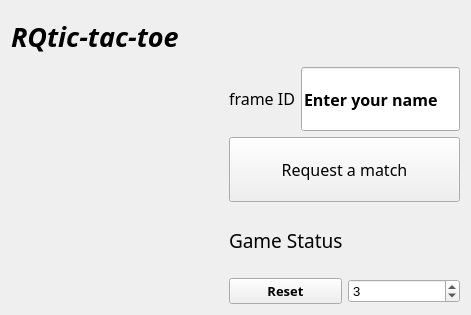
Above: rqt_tic_tac_toe/resource/TicTacToeWidget.ui from ShotaAk/rqt_tic_tac_toe before the change. Below: the same form after it.
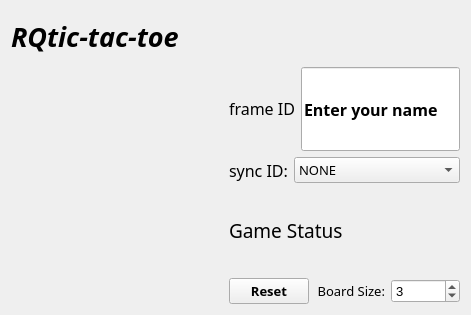
That is the form after the change. Custom widgets are drawn as their Qt base class.

Patch:
```diff
--- a/rqt_tic_tac_toe/resource/TicTacToeWidget.ui
+++ b/rqt_tic_tac_toe/resource/TicTacToeWidget.ui
@@ -86,9 +86,11 @@
         </layout>
        </item>
        <item>
-        <widget class="QPushButton" name="RequestMatchButton">
+        <layout class="QHBoxLayout" name="horizontalLayout_4">
+         <item>
+          <widget class="QLabel" name="SyncIDLabel">
          <property name="sizePolicy">
-          <sizepolicy hsizetype="Preferred" vsizetype="Preferred">
+            <sizepolicy hsizetype="Maximum" vsizetype="Preferred">
            <horstretch>0</horstretch>
            <verstretch>0</verstretch>
           </sizepolicy>
@@ -100,9 +102,32 @@
           </font>
          </property>
          <property name="text">
-          <string>Request a match</string>
-         </property>
-        </widget>
+            <string>sync ID:</string>
+           </property>
+          </widget>
+         </item>
+         <item>
+          <widget class="QComboBox" name="SyncIDComboBox">
+           <property name="sizePolicy">
+            <sizepolicy hsizetype="Preferred" vsizetype="Fixed">
+             <horstretch>0</horstretch>
+             <verstretch>0</verstretch>
+            </sizepolicy>
+           </property>
+           <property name="font">
+            <font>
+             <family>Purisa</family>
+             <pointsize>10</pointsize>
+            </font>
+           </property>
+           <item>
+            <property name="text">
+             <string>NONE</string>
+            </property>
+           </item>
+          </widget>
+         </item>
+        </layout>
        </item>
        <item>
         <widget class="QLabel" name="GameStatusLabel">
@@ -134,6 +159,22 @@
            </property>
           </widget>
          </item>
+         <item>
+          <widget class="QLabel" name="SetBoardSizeLabel">
+           <property name="font">
+            <font>
+             <family>Purisa</family>
+             <pointsize>10</pointsize>
+            </font>
+           </property>
+           <property name="text">
+            <string>Board Size:</string>
+           </property>
+           <property name="alignment">
+            <set>Qt::AlignRight|Qt::AlignTrailing|Qt::AlignVCenter</set>
+           </property>
+          </widget>
+         </item>
          <item>
           <widget class="QSpinBox" name="BoardSizeSpinBox">
            <property name="font">
```
Lines whose indentation alone changed are shown as unchanged.
